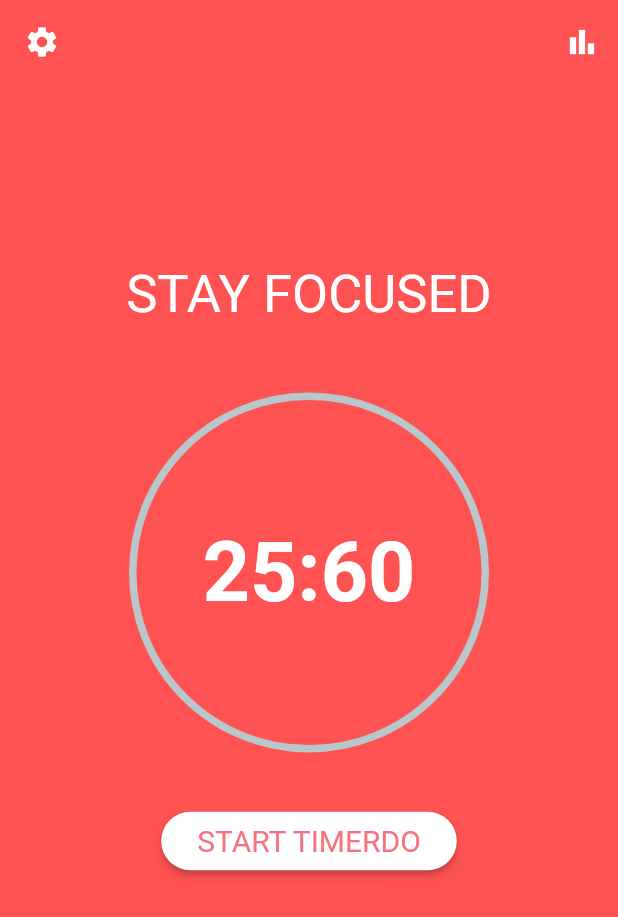
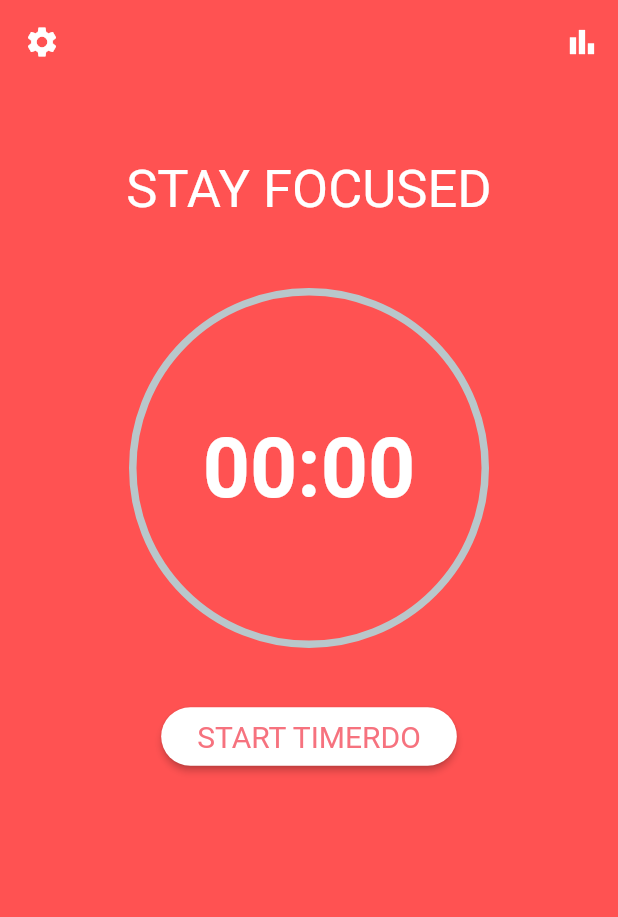
Before and after one commit to Aburafik/TimerDo, a Flutter app: the Home screen opened directly, on a phone screen of 412 x 824 dp. Shown: the top 917 px of the screen. Run offline on Flutter 3.47's test engine with Material 2 defaults, Android fonts, the phone set to English and light mode, and no system bars; drawn by our look-alikes of percent_indicator; our stand-ins replace stop_watch_timer.

```diff
--- a/lib/apptheme/app_theme.dart
+++ b/lib/apptheme/app_theme.dart
@@ -2,8 +2,12 @@ import 'package:flutter/material.dart';
 
 ThemeData darkTheme = ThemeData(
     scaffoldBackgroundColor: Colors.redAccent,
-    appBarTheme: AppBarTheme(backgroundColor: Colors.redAccent, elevation: 0),
-    textTheme: TextTheme(
+    appBarTheme: const AppBarTheme(
+      centerTitle: true,
+      backgroundColor: Colors.redAccent,
+      elevation: 0,
+    ),
+    textTheme: const TextTheme(
         bodyText2: TextStyle(
       color: Colors.white,
       fontSize: 35,
--- a/lib/apptheme/color_theme.dart
+++ b/lib/apptheme/color_theme.dart
@@ -4,7 +4,9 @@ class ColorTheme {
   static const Color primaryColor = Color(0xffFC4f45);
   static const Color semiPrimaryColor = Color(0xffF63347);
   static const Color whiteColor = Color(0xffFFFFFF);
+  static const Color deepRedColor = Color(0xffD4303D);
   static const Color buttonTextColor = Color(0xffF6727e);
-
+  static const Color switchActiveColor = Color(0xff58B277);
+  // #58B277
 
 }
--- a/lib/ui/home.dart
+++ b/lib/ui/home.dart
@@ -2,7 +2,11 @@ import 'dart:async';
 
 import 'package:flutter/material.dart';
 import 'package:percent_indicator/circular_percent_indicator.dart';
+import 'package:stop_watch_timer/stop_watch_timer.dart';
 import 'package:timer_app/apptheme/color_theme.dart';
+import 'package:timer_app/ui/settings.dart';
+
+double _counter = 0;
 
 class Home extends StatefulWidget {
   const Home({Key? key}) : super(key: key);
@@ -12,54 +16,42 @@ class Home extends StatefulWidget {
 }
 
 class _HomeState extends State<Home> {
-  Timer? _timer;
-  int _start = 60;
-  bool isTimerStarted = false;
-  int minutesHand = 25;
-  double counter = 0.0;
-  void startTimer() {
-    const oneSec = const Duration(seconds: 1);
-    _timer = Timer.periodic(
-      oneSec,
-      (Timer timer) {
-        do {
-          if (_start == 0) {
+  bool isStarted = false;
+  final _stopWatchTimer = StopWatchTimer(
+    onChange: (value) {
+      final displayTime = StopWatchTimer.getDisplayTime(value);
+      print('displayTime $displayTime');
+    },
+    onChangeRawSecond: (value) {
+      _counter += 0.0007;
+    },
+    onChangeRawMinute: (value) => print('onChangeRawMinute $value'),
+  );
+
+  @override
+  void initState() {
+    super.initState();
+  }
+
+  startTimer() {
+    _stopWatchTimer.onExecute.add(StopWatchExecute.start);
     setState(() {
-              timer.cancel();
-            });
-          } else {
-            setState(() {
-              _start--;
-              counter += 0.01;
+      isStarted = true;
     });
   }
-        } while (minutesHand != 0);
-        // while (minutesHand != 0) {
-        //   setState(() {
-        //     _start--;
-        //     counter += 0.01;
-        //   });
-        // }
-        // if (_start == 0) {
-        //   setState(() {
-        //     timer.cancel();
-        //   });
 
-        // } else {
-        //   setState(() {
-        //     _start--;
-        //     counter += 0.01;
-        //   });
-
-        // }
-      },
-    );
+  //Start timer
+  stopTimer() {
+    _stopWatchTimer.onExecute.add(StopWatchExecute.stop);
+    setState(() {
+      isStarted = false;
+    });
   }
 
   @override
-  void dispose() {
-    _timer!.cancel();
+  void dispose() async {
     super.dispose();
+    await _stopWatchTimer.dispose(); // Need to call dispose function.
   }
 
   @override
@@ -67,7 +59,10 @@ class _HomeState extends State<Home> {
     return Scaffold(
       appBar: AppBar(
           leading: IconButton(
-            onPressed: () {},
+            onPressed: () {
+              Navigator.push(context,
+                  MaterialPageRoute(builder: (context) => SettingsScreen()));
+            },
             icon: const Icon(
               Icons.settings,
             ),
@@ -79,25 +74,40 @@ class _HomeState extends State<Home> {
         child: Column(
           crossAxisAlignment: CrossAxisAlignment.center,
           children: [
-            const Spacer(),
+            const SizedBox(
+              height: 50,
+            ),
             Text(
               "STAY FOCUSED",
             ),
             const SizedBox(
               height: 25,
             ),
+            StreamBuilder<int>(
+              stream: _stopWatchTimer.rawTime,
+              initialData: 0,
+              builder: (context, snap) {
+                final value = snap.data;
+                final displayTime = StopWatchTimer.getDisplayTime(value!,
+                    hours: false, milliSecond: false);
+                return Center(
+                  child: Column(
+                    mainAxisAlignment: MainAxisAlignment.center,
+                    children: <Widget>[
                       Padding(
                         padding: const EdgeInsets.symmetric(vertical: 20),
                         child: CircularPercentIndicator(
                           radius: 120.0,
                           lineWidth: 5.0,
-                percent: counter,
+                          percent: _counter,
                           center: Text(
-                  "$minutesHand:$_start",
+                            displayTime,
+                            // "$minutesHand:$_start",
                             style: Theme.of(context)
                                 .textTheme
                                 .bodyText2!
-                      .copyWith(fontSize: 55, fontWeight: FontWeight.bold),
+                                .copyWith(
+                                    fontSize: 55, fontWeight: FontWeight.bold),
                           ),
                           progressColor: ColorTheme.whiteColor,
                         ),
@@ -111,24 +121,62 @@ class _HomeState extends State<Home> {
                           shape: RoundedRectangleBorder(
                               borderRadius: BorderRadius.circular(25)),
                           color: ColorTheme.whiteColor,
-                onPressed: () {
-                  startTimer();
-                  setState(() {
-                    isTimerStarted = !isTimerStarted;
-                  });
-                },
+                          onPressed: () =>
+                              isStarted ? stopTimer() : startTimer(),
                           child: Padding(
                             padding: const EdgeInsets.all(8.0),
                             child: Text(
-                    isTimerStarted ? "STOP TIMERDO" : "START TIMERDO",
-                    style: Theme.of(context).textTheme.bodyText2!.copyWith(
-                        color: ColorTheme.buttonTextColor, fontSize: 20),
+                              isStarted ? "STOP TIMERDO" : "START TIMERDO",
+                              style: Theme.of(context)
+                                  .textTheme
+                                  .bodyText2!
+                                  .copyWith(
+                                      color: ColorTheme.buttonTextColor,
+                                      fontSize: 20),
                             ),
                           ),
                         ),
                       ),
-            const Spacer(),
-            const Spacer()
+                      // const Spacer(),
+                      // const Spacer()
+
+                      // Padding(
+                      //   padding: const EdgeInsets.all(8),
+                      //   child: Text(
+                      //     displayTime,
+                      //     style: TextStyle(
+                      //         fontSize: 40,
+                      //         fontFamily: 'Helvetica',
+                      //         fontWeight: FontWeight.bold),
+                      //   ),
+                      // ),
+                      // Padding(
+                      //   padding: const EdgeInsets.all(8),
+                      //   child: Text(
+                      //     value.toString(),
+                      //     style: TextStyle(
+                      //         fontSize: 16,
+                      //         fontFamily: 'Helvetica',
+                      //         fontWeight: FontWeight.w400),
+                      //   ),
+                      // ),
+                      // TextButton(
+                      //     onPressed: () {
+                      //       _stopWatchTimer.onExecute
+                      //           .add(StopWatchExecute.start);
+                      //     },
+                      //     child: Text("Start")),
+                      // TextButton(
+                      //     onPressed: () {
+                      //       _stopWatchTimer.onExecute
+                      //           .add(StopWatchExecute.stop);
+                      //     },
+                      //     child: Text("Stop")),
+                    ],
+                  ),
+                );
+              },
+            ),
           ],
         ),
       ),
--- a/pubspec.yaml
+++ b/pubspec.yaml
@@ -31,6 +31,7 @@ dependencies:
     sdk: flutter
   percent_indicator: ^4.0.1
   logger: ^1.1.0
+  stop_watch_timer: ^1.5.0
 
 
 
```
Also changed, not shown: lib/app.dart (+89 -2 lines), lib/resources/widgets/custome_timer_tile.dart (added, +44 -0 lines), lib/ui/settings.dart (added, +117 -0 lines), pubspec.lock, 1 other file. Lines whose indentation alone changed are shown as unchanged.
